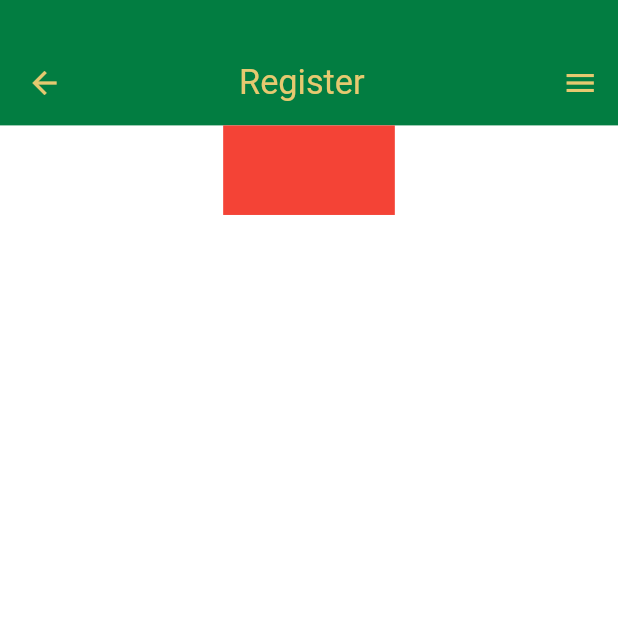
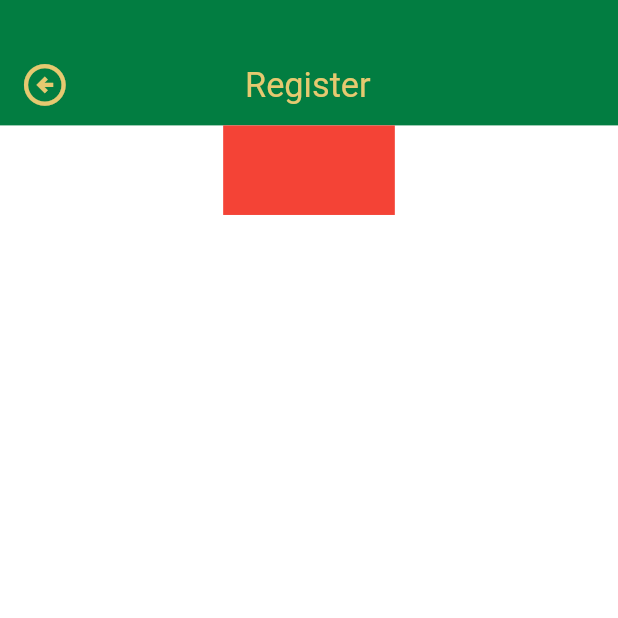
Before and after one commit to Minal1411/carotv, a Flutter app: the screen it shows after launch, on a phone screen of 412 x 824 dp, the top half of it. Run offline on Flutter 3.47's test engine with Material 3 defaults, Android fonts, the phone set to English and light mode, and no system bars; our stand-ins replace flutter_hooks, flutter_screenutil, get_it, go_router, google_fonts.

Commit message:
update app bar and fix appbar for register screen

```diff
--- a/lib/core/presentation/components/appbar.dart
+++ b/lib/core/presentation/components/appbar.dart
@@ -12,6 +12,7 @@ class CaroTvAppBar extends StatelessWidget implements PreferredSizeWidget {
     this.titleFontSize,
     this.leftPadding,
     this.actionPadding,
+    this.noBackButton,
   }) : super(key: key);
 
   final String title;
@@ -20,6 +21,7 @@ class CaroTvAppBar extends StatelessWidget implements PreferredSizeWidget {
   final double? titleFontSize;
   final double? leftPadding;
   final double? actionPadding;
+  final bool? noBackButton;
 
   @override
   Widget build(BuildContext context) {
@@ -30,32 +32,38 @@ class CaroTvAppBar extends StatelessWidget implements PreferredSizeWidget {
         width: double.infinity,
         color: AppColors.primary,
         child: Column(
-          mainAxisAlignment: MainAxisAlignment.spaceBetween,
+          mainAxisAlignment: MainAxisAlignment.end,
           children: [
-            const SizedBox(),
             Row(
-              mainAxisAlignment: MainAxisAlignment.spaceAround,
               children: [
-                5.horizontalSpace,
-                BackButton(
-                  color: AppColors.classicYellow,
-                  onPressed: onBackPressed ?? () => Navigator.pop(context),
+                noBackButton!
+                    ? SizedBox(width: 28.h)
+                    : GestureDetector(
+                        onTap: () {
+                          Navigator.pop(context);
+                        },
+                        child: Icon(
+                          Icons.arrow_circle_left_outlined,
+                          color: AppColors.classicYellow,
+                          size: 28.h,
+                        ).pL(10.w),
+                      ),
+                Expanded(
+                  child: Align(
+                    alignment: Alignment.center,
+                    child: Text(
+                      title,
+                      style: Theme.of(context).textTheme.titleLarge?.copyWith(
+                            fontSize: titleFontSize ?? 24,
+                            color: AppColors.classicYellow,
+                          ),
+                    ).pR(actions != null && noBackButton == false ? 12 : 0),
+                  ),
                 ),
-                const Spacer(),
-                Text(
-                  title,
-                  style: Theme.of(context).textTheme.titleLarge?.copyWith(
-                      fontSize: titleFontSize ?? 24,
-                      color: AppColors.classicYellow),
-                ).pR(20.w),
-                const Spacer(),
                 if (actions != null) ...actions!,
-                if (actionPadding != null)
-                  actionPadding!.horizontalSpace
-                else
-                  24.horizontalSpace,
+                actions != null ? 10.horizontalSpace : 42.horizontalSpace,
               ],
-            ).pB(3.h),
+            ).pB(noBackButton! ? 9.h : 7.h),
           ],
         ),
       ),
--- a/lib/core/presentation/components/base_screen.dart
+++ b/lib/core/presentation/components/base_screen.dart
@@ -9,11 +9,13 @@ class BaseScreen extends StatelessWidget {
     required this.pageTitle,
     this.actions,
     this.bottomSheet,
+    this.noBackButton = false,
   }) : super(key: key);
 
   final Widget child;
   final String pageTitle;
   final List<Widget>? actions;
+  final bool noBackButton;
   final Widget? bottomSheet;
 
   @override
@@ -31,6 +33,7 @@ class BaseScreen extends StatelessWidget {
               CaroTvAppBar(
                 title: pageTitle,
                 titleFontSize: 20.sp,
+                noBackButton: noBackButton,
                 onBackPressed: () => Navigator.of(context).pop(),
                 actions: actions,
                 actionPadding: actions != null ? 10.w : null,
--- a/lib/feature/auth/presentation/views/register_screen.dart
+++ b/lib/feature/auth/presentation/views/register_screen.dart
@@ -1,5 +1,4 @@
 import 'package:carotv/core/presentation/components/base_screen.dart';
-import 'package:carotv/core/resources/app_colors.dart';
 import 'package:flutter/material.dart';
 import 'package:flutter_hooks/flutter_hooks.dart';
 import 'package:flutter_screenutil/flutter_screenutil.dart';
@@ -26,12 +25,6 @@ class _RegisterScreenState extends State<RegisterScreen> {
     // final passwordConfirmationController = useTextEditingController();
     return BaseScreen(
         pageTitle: 'Register',
-        actions: [
-          Icon(
-            Icons.menu,
-            color: AppColors.classicYellow,
-          )
-        ],
         child: Container(
           height: 50.h,
           width: 100.w,
```
